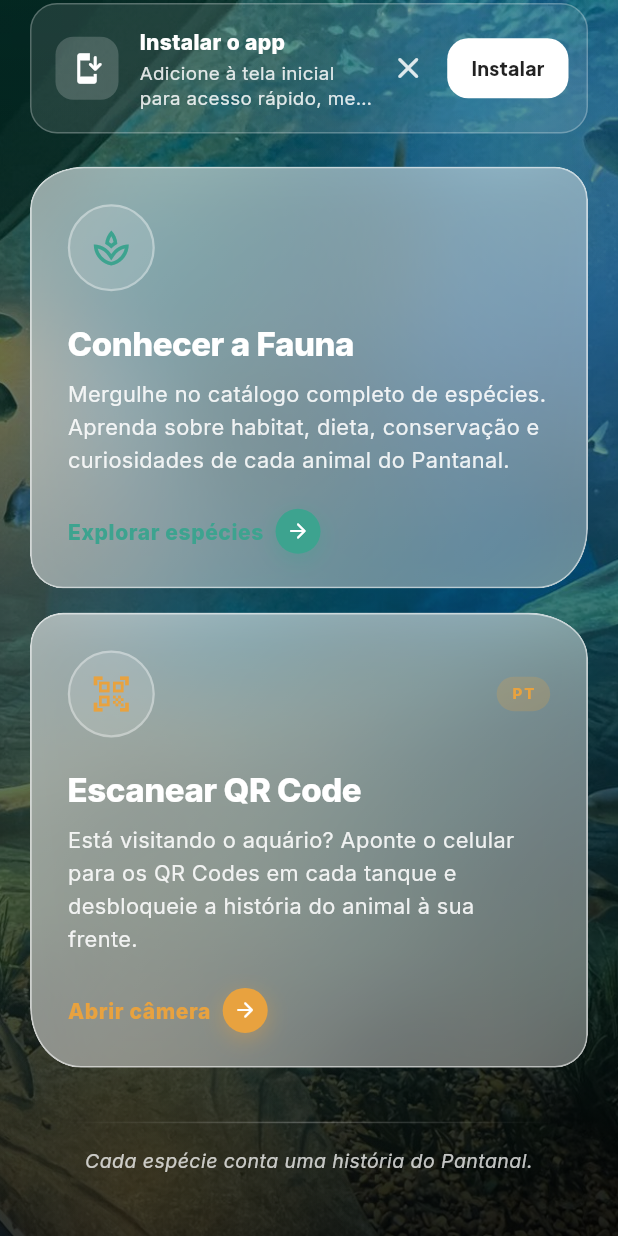
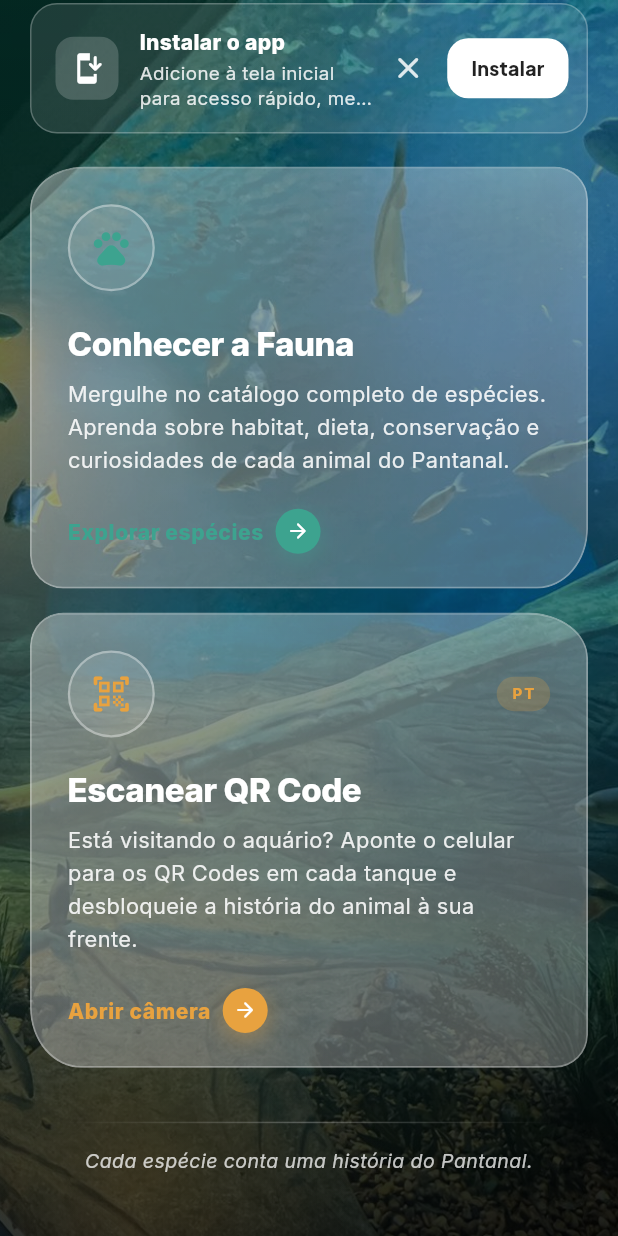
Before and after one commit to projetocientificofaunadobiopar-dev/aquariopantanal, a Flutter app: the screen it shows after launch, scrolled down 397 dp, on a phone screen of 412 x 824 dp. Run offline on Flutter 3.47's test engine with Material 3 defaults, Android fonts, the phone set to English and light mode, and no system bars; our stand-ins replace cached_network_image, flutter_staggered_animations, go_router, google_fonts, image_picker, qr_flutter and 3 more; missing offline and left inert: crop_your_image, dart:js_interop, mobile_scanner; accounts and stored records are empty.

Commit message:
fix: scroll jank do liquid glass + icones faltando
- Substitui BackdropFilter (blur custoso) por glass estatico com
  gradiente + sombra + borda + reflexo branco — visual parecido sem
  o jank de redesenhar blur a cada frame de scroll
- RepaintBoundary nos cards isolando a renderizacao
- Icons.spa_outlined -> Icons.pets_rounded (fauna, mais semantico)
- Icons.qr_code_scanner_outlined -> Icons.qr_code_scanner_rounded
- --no-tree-shake-icons no build do Vercel (garante que toda variante
  de icone Material seja embarcada, evita icone fantasma)

```diff
--- a/lib/screens/home_screen.dart
+++ b/lib/screens/home_screen.dart
@@ -385,7 +385,7 @@ class _ConhecerFaunaCard extends StatelessWidget {
   @override
   Widget build(BuildContext context) {
     return _ActionCard(
-      icon: Icons.spa_outlined,
+      icon: Icons.pets_rounded,
       accent: AppColors.primaryLight,
       title: s.acConhecerTitle,
       description: s.acConhecerSub,
@@ -403,7 +403,7 @@ class _ScanCard extends StatelessWidget {
   @override
   Widget build(BuildContext context) {
     return _ActionCard(
-      icon: Icons.qr_code_scanner_outlined,
+      icon: Icons.qr_code_scanner_rounded,
       accent: AppColors.accent,
       title: s.acScanTitle,
       description: s.acScanSub,
--- a/lib/theme/liquid_glass.dart
+++ b/lib/theme/liquid_glass.dart
@@ -150,14 +150,21 @@ class _Blob extends StatelessWidget {
   }
 }
 
-/// Cartão de vidro líquido: blur do fundo + cor translúcida +
-/// borda orgânica + brilho interno sutil.
+/// Cartão de "vidro líquido" estático — sem BackdropFilter pra evitar
+/// jank de scroll em Flutter Web. A aparência de vidro vem de:
+///   - gradiente translúcido duplo (highlight no topo + sombra no fundo)
+///   - borda sutil branca (reflexo)
+///   - sombra externa (profundidade flutuante)
+///   - tint colorido
+///
+/// Não fica idêntico a um blur real, mas evita o custo de GPU e a
+/// renderização entrecortada que o BackdropFilter causava no scroll.
 class LiquidGlassCard extends StatelessWidget {
   final Widget child;
   final EdgeInsetsGeometry padding;
   final int radiusVariant;
   final VoidCallback? onTap;
-  final double blur;
+  final double blur; // mantido pra compatibilidade — ignorado
   final double intensity;
   final Color? tint;
 
@@ -180,13 +187,11 @@ class LiquidGlassCard extends StatelessWidget {
 
     final radius = LiquidGlass.organic(variant: radiusVariant);
 
-    final glassTop = base.withOpacity(dark ? 0.22 : 0.55) * (1);
-    final glassBottom = base.withOpacity(dark ? 0.12 : 0.35);
+    // Gradiente duplo: topo um pouco mais "iluminado", fundo mais escuro.
+    final glassTop = base.withOpacity(dark ? 0.18 : 0.22);
+    final glassBottom = base.withOpacity(dark ? 0.10 : 0.10);
 
-    final body = ClipRRect(
-      borderRadius: radius,
-      child: BackdropFilter(
-        filter: ImageFilter.blur(sigmaX: blur, sigmaY: blur),
+    final body = RepaintBoundary(
       child: Container(
         padding: padding,
         decoration: BoxDecoration(
@@ -200,19 +205,25 @@ class LiquidGlassCard extends StatelessWidget {
             ],
           ),
           border: Border.all(
-              color: Colors.white.withOpacity(dark ? 0.10 : 0.55),
+            color: Colors.white.withOpacity(dark ? 0.12 : 0.30),
             width: 1.2,
           ),
           boxShadow: [
             BoxShadow(
-                color: Colors.black.withOpacity(dark ? 0.4 : 0.08),
-                blurRadius: 24,
-                offset: const Offset(0, 12),
+              color: Colors.black.withOpacity(dark ? 0.45 : 0.18),
+              blurRadius: 28,
+              offset: const Offset(0, 14),
+            ),
+            // Reflexo branco interno no topo (highlight de vidro)
+            BoxShadow(
+              color: Colors.white.withOpacity(dark ? 0.05 : 0.18),
+              blurRadius: 0,
+              offset: const Offset(0, 1),
+              spreadRadius: 0,
             ),
           ],
         ),
         child: child,
-        ),
       ),
     );
 
```
Also changed, not shown: vercel.json. Lines whose indentation alone changed are shown as unchanged.
